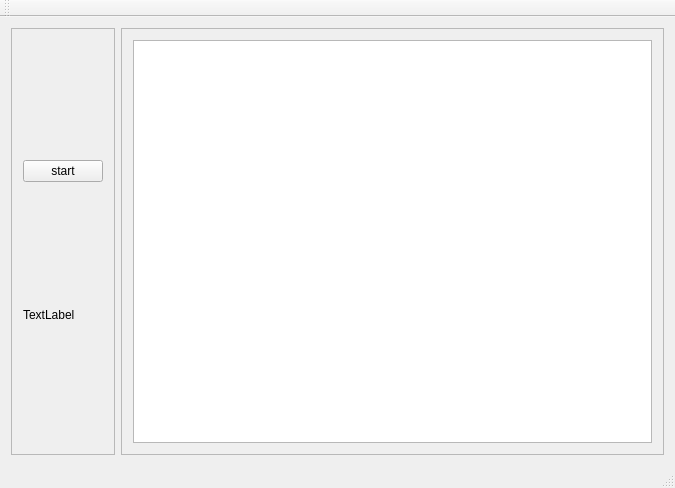
The window that mainwindow.ui (awegsche/QtRaytracer) describes before a commit, drawn with Qt 5.
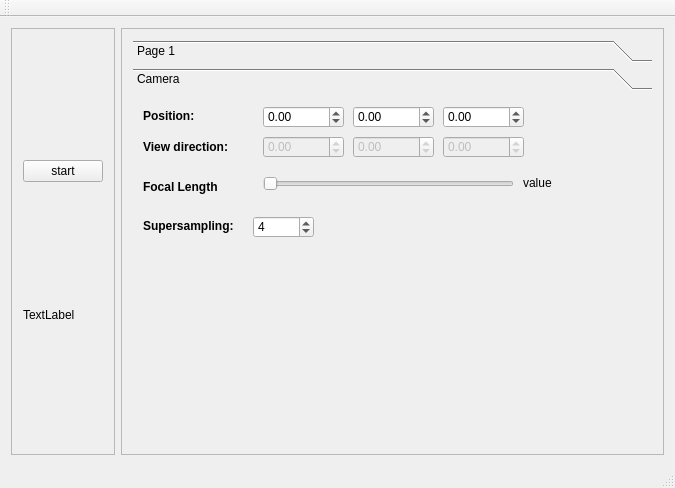
The same window after the commit.

What changed in the file:
```diff
--- a/mainwindow.ui
+++ b/mainwindow.ui
@@ -66,10 +66,274 @@
       </property>
       <layout class="QHBoxLayout" name="horizontalLayout">
        <item>
-        <widget class="QTreeView" name="treeView">
-         <property name="focusPolicy">
-          <enum>Qt::NoFocus</enum>
+        <widget class="QToolBox" name="toolBox">
+         <property name="currentIndex">
+          <number>1</number>
          </property>
+         <widget class="QWidget" name="page">
+          <property name="geometry">
+           <rect>
+            <x>0</x>
+            <y>0</y>
+            <width>544</width>
+            <height>352</height>
+           </rect>
+          </property>
+          <attribute name="label">
+           <string>Page 1</string>
+          </attribute>
+          <layout class="QVBoxLayout" name="verticalLayout">
+           <item>
+            <widget class="QTreeView" name="treeView">
+             <property name="focusPolicy">
+              <enum>Qt::NoFocus</enum>
+             </property>
+            </widget>
+           </item>
+          </layout>
+         </widget>
+         <widget class="QWidget" name="Camera">
+          <property name="geometry">
+           <rect>
+            <x>0</x>
+            <y>0</y>
+            <width>544</width>
+            <height>352</height>
+           </rect>
+          </property>
+          <attribute name="label">
+           <string>Camera</string>
+          </attribute>
+          <widget class="QLabel" name="label">
+           <property name="geometry">
+            <rect>
+             <x>10</x>
+             <y>10</y>
+             <width>61</width>
+             <height>20</height>
+            </rect>
+           </property>
+           <property name="font">
+            <font>
+             <weight>75</weight>
+             <bold>true</bold>
+            </font>
+           </property>
+           <property name="text">
+            <string>Position:</string>
+           </property>
+          </widget>
+          <widget class="QLabel" name="label_2">
+           <property name="geometry">
+            <rect>
+             <x>10</x>
+             <y>40</y>
+             <width>111</width>
+             <height>21</height>
+            </rect>
+           </property>
+           <property name="font">
+            <font>
+             <weight>75</weight>
+             <bold>true</bold>
+            </font>
+           </property>
+           <property name="text">
+            <string>View direction:</string>
+           </property>
+          </widget>
+          <widget class="QDoubleSpinBox" name="camPosX">
+           <property name="geometry">
+            <rect>
+             <x>130</x>
+             <y>10</y>
+             <width>81</width>
+             <height>22</height>
+            </rect>
+           </property>
+           <property name="minimum">
+            <double>-10000.000000000000000</double>
+           </property>
+           <property name="maximum">
+            <double>10000.000000000000000</double>
+           </property>
+          </widget>
+          <widget class="QDoubleSpinBox" name="camPosZ">
+           <property name="geometry">
+            <rect>
+             <x>310</x>
+             <y>10</y>
+             <width>81</width>
+             <height>22</height>
+            </rect>
+           </property>
+           <property name="minimum">
+            <double>-10000.000000000000000</double>
+           </property>
+           <property name="maximum">
+            <double>10000.000000000000000</double>
+           </property>
+          </widget>
+          <widget class="QDoubleSpinBox" name="camPosY">
+           <property name="geometry">
+            <rect>
+             <x>220</x>
+             <y>10</y>
+             <width>81</width>
+             <height>22</height>
+            </rect>
+           </property>
+           <property name="minimum">
+            <double>-10000.000000000000000</double>
+           </property>
+           <property name="maximum">
+            <double>10000.000000000000000</double>
+           </property>
+          </widget>
+          <widget class="QDoubleSpinBox" name="camDirX">
+           <property name="enabled">
+            <bool>false</bool>
+           </property>
+           <property name="geometry">
+            <rect>
+             <x>130</x>
+             <y>40</y>
+             <width>81</width>
+             <height>22</height>
+            </rect>
+           </property>
+           <property name="minimum">
+            <double>-10000.000000000000000</double>
+           </property>
+           <property name="maximum">
+            <double>10000.000000000000000</double>
+           </property>
+          </widget>
+          <widget class="QDoubleSpinBox" name="camDirY">
+           <property name="enabled">
+            <bool>false</bool>
+           </property>
+           <property name="geometry">
+            <rect>
+             <x>220</x>
+             <y>40</y>
+             <width>81</width>
+             <height>22</height>
+            </rect>
+           </property>
+           <property name="minimum">
+            <double>-10000.000000000000000</double>
+           </property>
+           <property name="maximum">
+            <double>10000.000000000000000</double>
+           </property>
+          </widget>
+          <widget class="QDoubleSpinBox" name="camDirZ">
+           <property name="enabled">
+            <bool>false</bool>
+           </property>
+           <property name="geometry">
+            <rect>
+             <x>310</x>
+             <y>40</y>
+             <width>81</width>
+             <height>22</height>
+            </rect>
+           </property>
+           <property name="minimum">
+            <double>-10000.000000000000000</double>
+           </property>
+           <property name="maximum">
+            <double>10000.000000000000000</double>
+           </property>
+          </widget>
+          <widget class="QSlider" name="distanceSlider">
+           <property name="geometry">
+            <rect>
+             <x>130</x>
+             <y>80</y>
+             <width>251</width>
+             <height>16</height>
+            </rect>
+           </property>
+           <property name="minimum">
+            <number>1</number>
+           </property>
+           <property name="maximum">
+            <number>1000</number>
+           </property>
+           <property name="orientation">
+            <enum>Qt::Horizontal</enum>
+           </property>
+          </widget>
+          <widget class="QLabel" name="label_3">
+           <property name="geometry">
+            <rect>
+             <x>10</x>
+             <y>80</y>
+             <width>111</width>
+             <height>21</height>
+            </rect>
+           </property>
+           <property name="font">
+            <font>
+             <weight>75</weight>
+             <bold>true</bold>
+            </font>
+           </property>
+           <property name="text">
+            <string>Focal Length</string>
+           </property>
+          </widget>
+          <widget class="QLabel" name="distanceValue">
+           <property name="geometry">
+            <rect>
+             <x>390</x>
+             <y>80</y>
+             <width>58</width>
+             <height>14</height>
+            </rect>
+           </property>
+           <property name="text">
+            <string>value</string>
+           </property>
+          </widget>
+          <widget class="QLabel" name="label_4">
+           <property name="geometry">
+            <rect>
+             <x>10</x>
+             <y>120</y>
+             <width>111</width>
+             <height>20</height>
+            </rect>
+           </property>
+           <property name="font">
+            <font>
+             <weight>75</weight>
+             <bold>true</bold>
+            </font>
+           </property>
+           <property name="text">
+            <string>Supersampling:</string>
+           </property>
+          </widget>
+          <widget class="QSpinBox" name="supersamplingBox">
+           <property name="geometry">
+            <rect>
+             <x>120</x>
+             <y>120</y>
+             <width>61</width>
+             <height>22</height>
+            </rect>
+           </property>
+           <property name="minimum">
+            <number>1</number>
+           </property>
+           <property name="value">
+            <number>4</number>
+           </property>
+          </widget>
+         </widget>
         </widget>
        </item>
       </layout>
```
Left out of the diff: 21 changed lines with no effect on the pictures.
